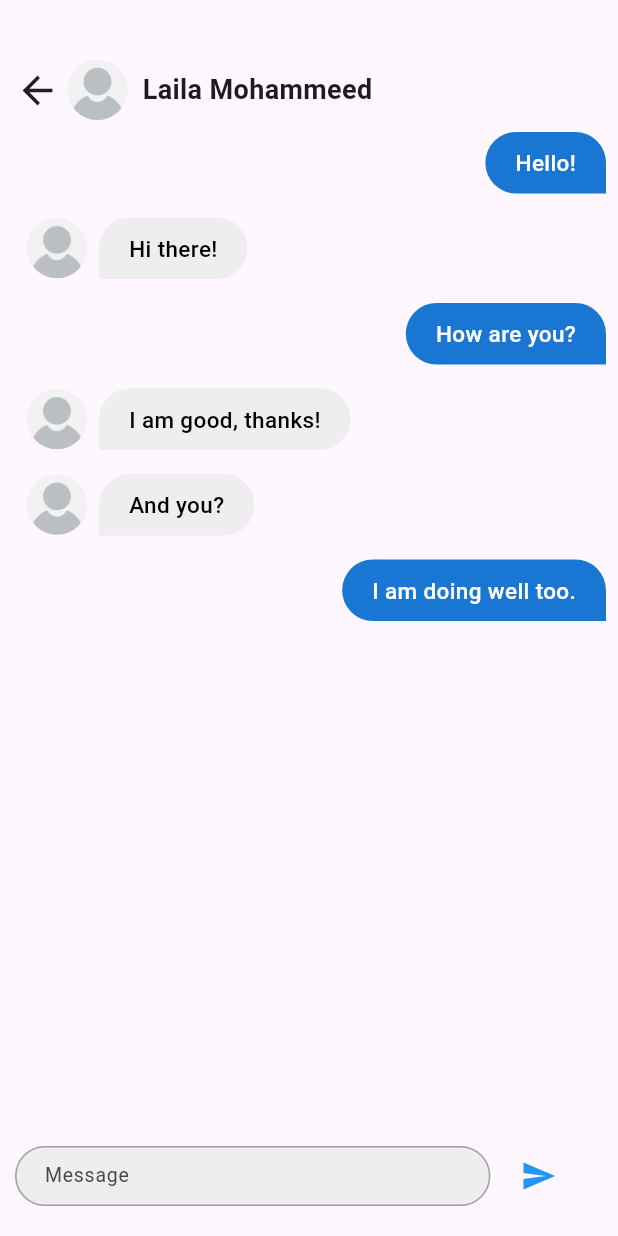
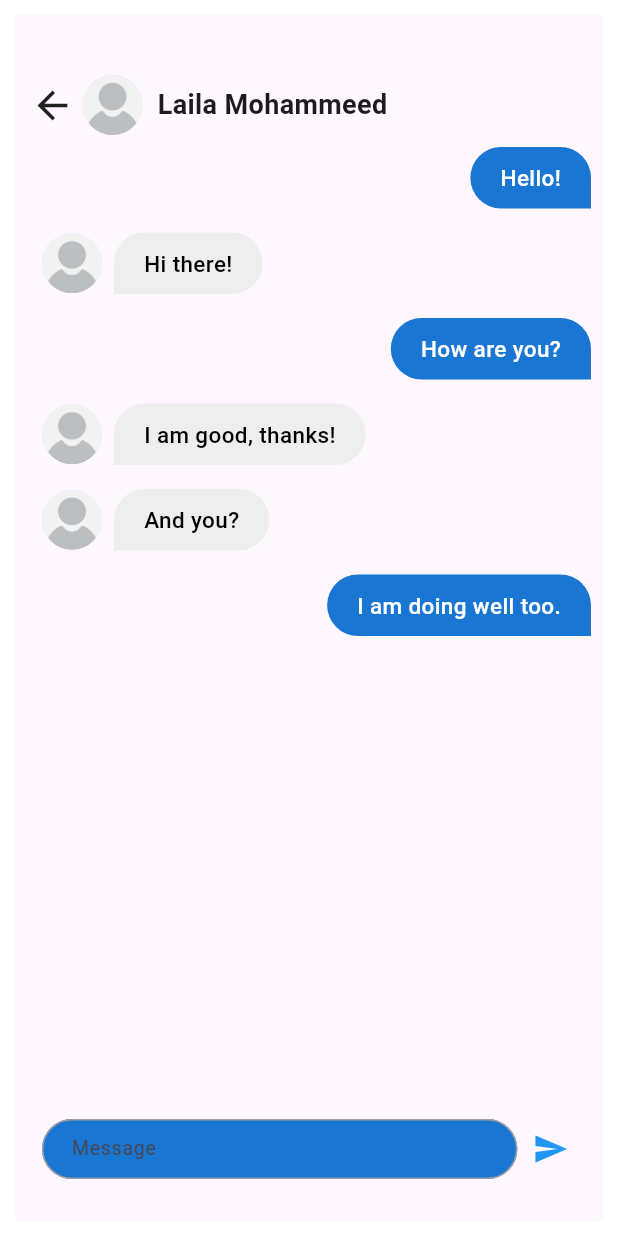
Before and after one commit to 1M0HAMEDSALAH/Graduation-Project, a Flutter app: the HomePage screen opened directly, item 3 of the bottom bar chosen, after a tap on "Laila Mohammed", on a phone screen of 412 x 824 dp. Run offline on Flutter 3.47's test engine with Material 3 defaults, Android fonts, the phone set to English and light mode, and no system bars; our stand-ins replace cloud_firestore, firebase_auth, firebase_core, fl_chart, flutter_map, fluttertoast and 6 more; missing offline and left inert: device_apps, flutter_facebook_auth, icon_icons, usage_stats, widget_loading; accounts and stored records are empty; network calls fail.

Commit message:
initial commit

```diff
--- a/lib/modules/kids_control/Home/chat/chat.dart
+++ b/lib/modules/kids_control/Home/chat/chat.dart
@@ -2,6 +2,7 @@ import 'package:flutter/material.dart';
 import 'package:kidscontrol/shared/core/widgets/chat_colu.dart';
 import 'package:kidscontrol/shared/core/widgets/textformfield.dart';
 import 'package:kidscontrol/shared/model/chat_model.dart';
+import 'package:kidscontrol/shared/styles/colors.dart';
 
 
 // ignore: use_key_in_widget_constructors
@@ -17,7 +18,9 @@ class ChatWidget extends StatelessWidget {
 
   @override
   Widget build(BuildContext context) {
-    return Scaffold(
+    return Padding(
+      padding: const EdgeInsets.all(10.0),
+      child: Scaffold(
         body: Padding(
           padding: const EdgeInsets.only(top: 40.0, left: 10),
           child: Column(
@@ -66,6 +69,7 @@ class ChatWidget extends StatelessWidget {
               const SizedBox(height: 20)
         ]),
       )
+      ),
     );
   }
 }
@@ -78,23 +82,32 @@ class SendMessage extends StatelessWidget {
   @override
   Widget build(BuildContext context) {
     var size = MediaQuery.of(context).size;
-    return Row(
+    return Padding(
+      padding: const EdgeInsets.all(8.0),
+      child: Row(
         children: [
           Container(
             height: 40,
             decoration: BoxDecoration(
-              color: Colors.grey[200], borderRadius: BorderRadius.circular(20)),
+                color: defaultColor,
+
+                borderRadius: BorderRadius.circular(20)
+            ),
             width: size.width / 1.3,
             child: TextFormFiled(
               hint: 'Message',
+
+            )
           ),
+          SizedBox(
+              width: 10
           ),
-        SizedBox(width: 20),
           const Icon(
             Icons.send,
             color: Colors.blue,
           ),
         ],
+      ),
     );
   }
 }
--- a/lib/modules/kids_control/Home/chat/chat_screen.dart
+++ b/lib/modules/kids_control/Home/chat/chat_screen.dart
@@ -16,7 +16,9 @@ class Chats extends StatelessWidget {
               color: defaultColor, fontSize: 25, fontWeight: FontWeight.bold),
         ),
       ),
-      body: Container(
+      body: Padding(
+        padding: const EdgeInsets.all(10.0),
+        child: Container(
           width: double.infinity,
           padding: const EdgeInsets.only(left: 10, top: 10),
           child: const Column(
@@ -27,6 +29,7 @@ class Chats extends StatelessWidget {
               ),
               ChatItems(),
             ],
+          ),
         ),
       ),
     );
@@ -51,7 +54,9 @@ class ChatItems extends StatelessWidget {
             radius: 30,
             backgroundImage: AssetImage('assets/images/Unknown_person.jpg'),
           ),
-          SizedBox(width: 10),
+          SizedBox(
+              width: 10
+          ),
           Column(
             crossAxisAlignment: CrossAxisAlignment.start,
             children: [
--- a/lib/modules/kids_control/Home/dashboard/dashboard_screen.dart
+++ b/lib/modules/kids_control/Home/dashboard/dashboard_screen.dart
@@ -26,7 +26,9 @@ class _DashboardState extends State<Dashboard> {
   @override
   Widget build(BuildContext context) {
     var size = MediaQuery.of(context).size;
-    return Scaffold(
+    return Padding(
+      padding: const EdgeInsets.all(8.0),
+      child: Scaffold(
         floatingActionButton: FloatingActionButton(
           onPressed: (){
             Navigator.of(context).push(MaterialPageRoute(builder: (context) =>  const AddKid()));
@@ -43,7 +45,7 @@ class _DashboardState extends State<Dashboard> {
           mainAxisAlignment: MainAxisAlignment.start,
           crossAxisAlignment: CrossAxisAlignment.start,
           children: [
-          const Padding(
+             Padding(
               padding: EdgeInsets.only(left: 15.0, top: 30.0),
               child: Row(
                 children: [
@@ -57,10 +59,10 @@ class _DashboardState extends State<Dashboard> {
                   SizedBox(
                     width: 10.0,
                   ),
-                Image(
-                  image: NetworkImage('https://th.bing.com/th/id/R.10d95090747c718af42e3ecde50ffb7b?rik=MOJ4EL7kkY930w&pid=ImgRaw&r=0'),
+                  Image.asset(
+                    'assets/images/hello.png',
                     width: 70.0,
-                  height: 70.0,
+                    height: 60.0,
                   )
                 ],
               ),
@@ -137,6 +139,7 @@ class _DashboardState extends State<Dashboard> {
             ),
           ],
               ),
+        ),
     );
   }
 }
--- a/lib/modules/kids_control/Home/homepage.dart
+++ b/lib/modules/kids_control/Home/homepage.dart
@@ -23,7 +23,9 @@ class _HomePageState extends State<HomePage> {
   ];
   @override
   Widget build(BuildContext context) {
-    return Scaffold(
+    return Padding(
+      padding: const EdgeInsets.all(10.0),
+      child: Scaffold(
         body:
         screens[currentIndex],
         bottomNavigationBar: BottomNavigationBar(
@@ -82,6 +84,7 @@ class _HomePageState extends State<HomePage> {
               label: 'Settings',
             ),
           ],
+        ),
       ),
     );
   }
--- a/lib/modules/kids_control/Home/settings/settings_screen.dart
+++ b/lib/modules/kids_control/Home/settings/settings_screen.dart
@@ -38,7 +38,7 @@ class _SettingsState extends State<Settings> {
         ),
       ),
       body: Padding(
-        padding: const EdgeInsets.all(20.0),
+        padding: const EdgeInsets.all(30.0),
         child: Column(
           crossAxisAlignment: CrossAxisAlignment.start,
           children: [
```
Also changed, not shown: lib/main.dart (+4 -4 lines), lib/modules/kids_control/Home/settings/contact_Us.dart (+5 -8 lines), lib/modules/kids_control/Home/settings/privacy.dart (+33 -9 lines), lib/modules/kids_control/Home/settings/profile_setting.dart (+11 -8 lines), lib/modules/kids_control/device_apps/chat_screen.dart (+14 -4 lines), assets/images/hello.png (added), pubspec.lock. Lines whose indentation alone changed are shown as unchanged.
